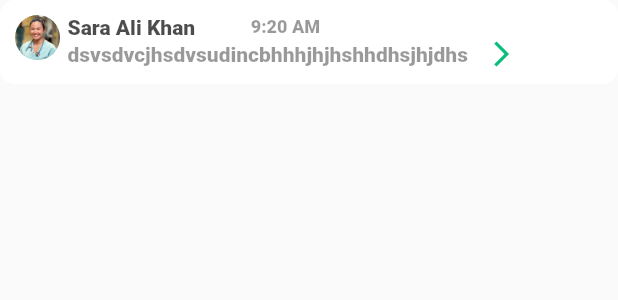
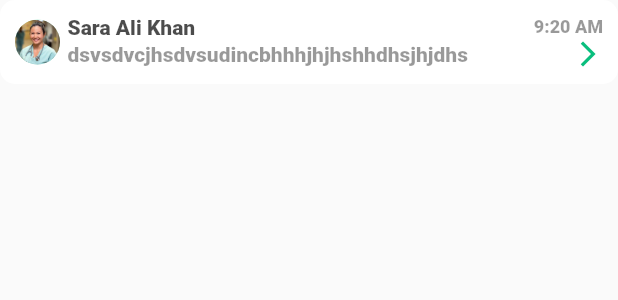
Before and after one commit to AdventureSeeker88/Mender-Mended-web, a Flutter app: the MessageContainer widget shown alone on an empty page, opened directly, on a phone screen of 412 x 824 dp. Shown: the top 300 px of the screen. Run offline on Flutter 3.47's test engine with Material 2 defaults, Android fonts, the phone set to English and light mode, and no system bars; our stand-ins replace cached_network_image, flutter_social_button, font_awesome_flutter, syncfusion_flutter_datepicker; network calls fail.

Commit message:
monday 6:15 pm

```diff
--- a/lib/mender/home/home_screen.dart
+++ b/lib/mender/home/home_screen.dart
@@ -1587,6 +1587,148 @@ class ClientContainer extends StatelessWidget {
   }
 }
 
+// class MessageContainer extends StatelessWidget {
+//   final String imageUrl;
+//   final String name;
+//   final String msgtxt;
+//   final String time;
+//
+//   const MessageContainer({
+//     super.key,
+//     required this.imageUrl,
+//     required this.name,
+//     required this.msgtxt,
+//     required this.time,
+//   });
+//
+//   @override
+//   Widget build(BuildContext context) {
+//     var size = MediaQuery.of(context).size;
+//     return Column(
+//       children: [
+//         Container(
+//           padding: const EdgeInsets.all(10),
+//           // width: MediaQuery.of(context).size.width * 0.21,
+//           decoration: BoxDecoration(
+//             borderRadius: BorderRadius.circular(10),
+//             color: Colors.white,
+//           ),
+//
+//           child: Row(
+//             mainAxisAlignment: MainAxisAlignment.start,
+//             crossAxisAlignment: CrossAxisAlignment.start,
+//             children: [
+//               CircleAvatar(
+//                 radius: 15.0,
+//                 backgroundImage: AssetImage(imageUrl),
+//               ),
+//               const SizedBox(
+//                 width: 5,
+//               ),
+//               Column(
+//                 mainAxisAlignment: MainAxisAlignment.start,
+//                 crossAxisAlignment: CrossAxisAlignment.start,
+//                 children: [
+//                   Row(
+//                     children: [
+//                       Text(
+//                         name,
+//                         style: TextStyle(
+//                           color: Colors.black.withOpacity(0.7),
+//                           fontSize: 14,
+//                           fontWeight: FontWeight.w900,
+//                         ),
+//                       ),
+//                       SizedBox(
+//                         width: size.width * 0.09,
+//                       ),
+//                       Text(
+//                         time,
+//                         style: TextStyle(
+//                           color: Colors.black.withOpacity(0.4),
+//                           fontSize: 12,
+//                           fontWeight: FontWeight.w900,
+//                         ),
+//                       ),
+//                     ],
+//                   ),
+//                   Row(
+//                     children: [
+//                       Text(
+//                         msgtxt,
+//                         style: TextStyle(
+//                           color: Colors.black.withOpacity(0.4),
+//                           fontSize: 14,
+//                           fontWeight: FontWeight.w900,
+//                         ),
+//                       ),
+//                       SizedBox(
+//                         width: size.width * 0.03,
+//                       ),
+//                       Icon(
+//                         Icons.arrow_forward_ios,
+//                         size: 20,
+//                         color: Color(0xff09BE7D),
+//                       ),
+//                     ],
+//                   ),
+//                 ],
+//               )
+//
+//               // Column(
+//               //   mainAxisAlignment: MainAxisAlignment.start,
+//               //   children: [
+//               //     Row(
+//               //       mainAxisAlignment: MainAxisAlignment.spaceEvenly,
+//               //       children: [
+//               //         Text(
+//               //           name,
+//               //           style: TextStyle(
+//               //             color: Colors.black.withOpacity(0.7),
+//               //             fontSize: 14,
+//               //             fontWeight: FontWeight.w900,
+//               //           ),
+//               //         ),
+//               //         Text(
+//               //           time,
+//               //           style: TextStyle(
+//               //             color: Colors.black.withOpacity(0.4),
+//               //             fontSize: 12,
+//               //             fontWeight: FontWeight.w900,
+//               //           ),
+//               //         ),
+//               //       ],
+//               //     ),
+//               //     Row(
+//               //       mainAxisAlignment: MainAxisAlignment.spaceBetween,
+//               //       children: [
+//               //         Text(
+//               //           msgtxt,
+//               //           style: TextStyle(
+//               //             color: Colors.black.withOpacity(0.4),
+//               //             fontSize: 14,
+//               //             fontWeight: FontWeight.w900,
+//               //           ),
+//               //         ),
+//               //         Icon(
+//               //           Icons.arrow_forward_ios,
+//               //           size: 20,
+//               //           color: Color(0xff09BE7D),
+//               //         )
+//               //       ],
+//               //     )
+//               //   ],
+//               // )
+//             ],
+//           ),
+//         ),
+//         SizedBox(
+//           height: 10,
+//         )
+//       ],
+//     );
+//   }
+// }
 class MessageContainer extends StatelessWidget {
   final String imageUrl;
   final String name;
@@ -1594,12 +1736,12 @@ class MessageContainer extends StatelessWidget {
   final String time;
 
   const MessageContainer({
-    super.key,
+    Key? key,
     required this.imageUrl,
     required this.name,
     required this.msgtxt,
     required this.time,
-  });
+  }) : super(key: key);
 
   @override
   Widget build(BuildContext context) {
@@ -1608,28 +1750,23 @@ class MessageContainer extends StatelessWidget {
       children: [
         Container(
           padding: const EdgeInsets.all(10),
-          // width: MediaQuery.of(context).size.width * 0.21,
           decoration: BoxDecoration(
             borderRadius: BorderRadius.circular(10),
             color: Colors.white,
           ),
-
           child: Row(
-            mainAxisAlignment: MainAxisAlignment.start,
-            crossAxisAlignment: CrossAxisAlignment.start,
             children: [
               CircleAvatar(
                 radius: 15.0,
                 backgroundImage: AssetImage(imageUrl),
               ),
-              const SizedBox(
-                width: 5,
-              ),
-              Column(
-                mainAxisAlignment: MainAxisAlignment.start,
+              const SizedBox(width: 5),
+              Expanded(
+                child: Column(
                   crossAxisAlignment: CrossAxisAlignment.start,
                   children: [
                     Row(
+                      mainAxisAlignment: MainAxisAlignment.spaceBetween,
                       children: [
                         Text(
                           name,
@@ -1639,9 +1776,6 @@ class MessageContainer extends StatelessWidget {
                             fontWeight: FontWeight.w900,
                           ),
                         ),
-                      SizedBox(
-                        width: size.width * 0.09,
-                      ),
                         Text(
                           time,
                           style: TextStyle(
@@ -1653,17 +1787,18 @@ class MessageContainer extends StatelessWidget {
                       ],
                     ),
                     Row(
-                    children: [
-                      Text(
+                      mainAxisAlignment: MainAxisAlignment.spaceBetween,
+                      children: [
+                        Flexible(
+                          child: Text(
                             msgtxt,
                             style: TextStyle(
                               color: Colors.black.withOpacity(0.4),
                               fontSize: 14,
                               fontWeight: FontWeight.w900,
                             ),
-                      ),
-                      SizedBox(
-                        width: size.width * 0.03,
+                            overflow: TextOverflow.ellipsis, // Handle overflow
+                          ),
                         ),
                         Icon(
                           Icons.arrow_forward_ios,
@@ -1673,58 +1808,12 @@ class MessageContainer extends StatelessWidget {
                       ],
                     ),
                   ],
-              )
-
-              // Column(
-              //   mainAxisAlignment: MainAxisAlignment.start,
-              //   children: [
-              //     Row(
-              //       mainAxisAlignment: MainAxisAlignment.spaceEvenly,
-              //       children: [
-              //         Text(
-              //           name,
-              //           style: TextStyle(
-              //             color: Colors.black.withOpacity(0.7),
-              //             fontSize: 14,
-              //             fontWeight: FontWeight.w900,
-              //           ),
-              //         ),
-              //         Text(
-              //           time,
-              //           style: TextStyle(
-              //             color: Colors.black.withOpacity(0.4),
-              //             fontSize: 12,
-              //             fontWeight: FontWeight.w900,
-              //           ),
-              //         ),
-              //       ],
-              //     ),
-              //     Row(
-              //       mainAxisAlignment: MainAxisAlignment.spaceBetween,
-              //       children: [
-              //         Text(
-              //           msgtxt,
-              //           style: TextStyle(
-              //             color: Colors.black.withOpacity(0.4),
-              //             fontSize: 14,
-              //             fontWeight: FontWeight.w900,
-              //           ),
-              //         ),
-              //         Icon(
-              //           Icons.arrow_forward_ios,
-              //           size: 20,
-              //           color: Color(0xff09BE7D),
-              //         )
-              //       ],
-              //     )
-              //   ],
-              // )
-            ],
-          ),
-        ),
-        SizedBox(
-          height: 10,
-        )
+                ),
+              ),
+            ],
+          ),
+        ),
+        const SizedBox(height: 10),
       ],
     );
   }
```
Lines whose indentation alone changed are shown as unchanged.
